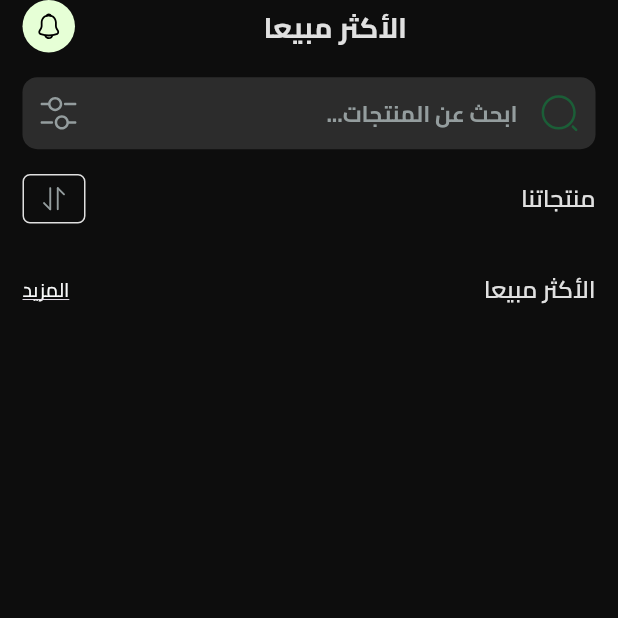
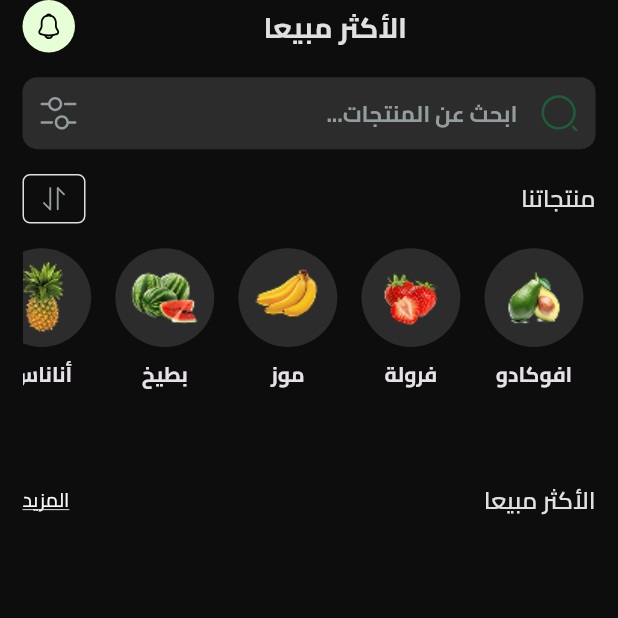
Before and after one commit to M-Fawzy2004/Fruit-App-Ecommerce, a Flutter app: the ProductView screen opened by its route, on a phone screen of 412 x 824 dp, the top half of it. Run offline on Flutter 3.47's test engine with Material 3 defaults, Android fonts, the phone set to English and light mode, and no system bars; our stand-ins replace bloc, cached_network_image, cloud_firestore, curved_navigation_bar, dartz, dots_indicator and 11 more; missing offline and left inert: flutter_facebook_auth; accounts and stored records are empty.

Commit message:
create category in product view

```diff
--- a/assets/translations/ar.json
+++ b/assets/translations/ar.json
@@ -102,6 +102,14 @@
     "bestSeller" : "الأكثر مبيعا",
     "product": "منتجاتنا",
     "more" : "المزيد"
+  },
+
+  "CategoryProduct" : {
+    "avocado" : "افوكادو",
+    "strawberry" : "فرولة",
+    "banana" : "موز",
+    "watermelon" : "بطيخ",
+    "pineapple" : "أناناس"
   }
 
 }
--- a/lib/core/utils/assets.dart
+++ b/lib/core/utils/assets.dart
@@ -1,6 +1,10 @@
 // ignore_for_file: prefer_single_quotes
 class Assets {
   Assets._();
+
+  /// Assets for imagesAnans
+  /// assets/images/anans.png
+  static const String imagesAnans = "assets/images/anans.png";
 
   /// Assets for imagesApple
   /// assets/images/apple.svg
@@ -25,6 +29,10 @@ class Assets {
   /// Assets for imagesBackgroundPageViewItem2
   /// assets/images/background_page_view_item2.svg
   static const String imagesBackgroundPageViewItem2 = "assets/images/background_page_view_item2.svg";
+
+  /// Assets for imagesBatteek
+  /// assets/images/batteek.png
+  static const String imagesBatteek = "assets/images/batteek.png";
 
   /// Assets for imagesBnana
   /// assets/images/bnana.png
--- a/lib/feature/home/presentation/view/widget/category_item.dart
+++ b/lib/feature/home/presentation/view/widget/category_item.dart
@@ -10,14 +10,17 @@ class CategoryItem extends StatelessWidget {
   Widget build(BuildContext context) {
     return Column(
       children: [
-        Container(
-          height: MediaQuery.sizeOf(context).height * 0.1,
-          width: MediaQuery.sizeOf(context).width * 0.2,
-          decoration: BoxDecoration(
-            shape: BoxShape.circle,
-            color: Color(0xffF3F5F7),
+        Padding(
+          padding: EdgeInsets.symmetric(horizontal: 6.0),
+          child: Container(
+            height: MediaQuery.sizeOf(context).height * 0.08,
+            width: MediaQuery.sizeOf(context).width * 0.17,
+            decoration: BoxDecoration(
+              shape: BoxShape.circle,
+              color: Theme.of(context).colorScheme.tertiary,
+            ),
+            child: Image.asset(image),
           ),
-          child: Image.asset(image),
         ),
         const SizedBox(height: 8),
         Text(
--- a/lib/feature/home/presentation/view/widget/product_category_list_view.dart
+++ b/lib/feature/home/presentation/view/widget/product_category_list_view.dart
@@ -1,4 +1,7 @@
+import 'package:e_commerce_app/core/utils/assets.dart';
 import 'package:e_commerce_app/feature/home/presentation/view/widget/category_item.dart';
+import 'package:e_commerce_app/generated/locale_keys.g.dart';
+import 'package:easy_localization/easy_localization.dart';
 import 'package:flutter/material.dart';
 
 class ProductCategoryListView extends StatefulWidget {
@@ -11,17 +14,34 @@ class ProductCategoryListView extends StatefulWidget {
 
 class _ProductCategoryListViewState extends State<ProductCategoryListView> {
   // list of categories
-  List categories = const [
-    {'image': '', 'title': 'افوكادو'},
-    {'image': '', 'title': 'فرولة'},
-    {'image': '', 'title': 'موز'},
-    {'image': '', 'title': 'بطيخ'},
-    {'image': '', 'title': 'أناناس'},
+  List categories = [
+    {
+      'image': Assets.imagesAvocado,
+      'title': LocaleKeys.CategoryProduct_avocado.tr(),
+    },
+    {
+      'image': Assets.imagesFrawola,
+      'title': LocaleKeys.CategoryProduct_strawberry.tr(),
+    },
+    {
+      'image': Assets.imagesBnana,
+      'title': LocaleKeys.CategoryProduct_banana.tr(),
+    },
+    {
+      'image': Assets.imagesBatteek,
+      'title': LocaleKeys.CategoryProduct_watermelon.tr(),
+    },
+    {
+      'image': Assets.imagesAnans,
+      'title': LocaleKeys.CategoryProduct_pineapple.tr(),
+    },
   ];
 
   @override
   Widget build(BuildContext context) {
-    return ListView.builder(
+    return SizedBox(
+      height: MediaQuery.sizeOf(context).height * 0.17,
+      child: ListView.builder(
         scrollDirection: Axis.horizontal,
         physics: BouncingScrollPhysics(),
         itemBuilder: (context, index) {
@@ -31,6 +51,7 @@ class _ProductCategoryListViewState extends State<ProductCategoryListView> {
           );
         },
         itemCount: categories.length,
+      ),
     );
   }
 }
--- a/lib/feature/home/presentation/view/widget/product_view_body.dart
+++ b/lib/feature/home/presentation/view/widget/product_view_body.dart
@@ -3,6 +3,7 @@ import 'package:e_commerce_app/core/widget/product_view_header.dart';
 import 'package:e_commerce_app/core/widget/search_text_field.dart';
 import 'package:e_commerce_app/feature/best_selling/presentation/view/best_selling_view.dart';
 import 'package:e_commerce_app/feature/home/presentation/view/widget/header_product_view.dart';
+import 'package:e_commerce_app/feature/home/presentation/view/widget/product_category_list_view.dart';
 import 'package:e_commerce_app/feature/home/presentation/view/widget/product_more_header.dart';
 import 'package:e_commerce_app/feature/home/presentation/view/widget/product_sliver_list_bloc_builder.dart';
 import 'package:e_commerce_app/generated/locale_keys.g.dart';
@@ -45,6 +46,7 @@ class _ProductViewBodyState extends State<ProductViewBody> {
               SizedBox(
                 height: size.height * 0.02,
               ),
+              ProductCategoryListView(),
               SizedBox(
                 height: size.height * 0.02,
               ),
```
Also changed, not shown: assets/translations/en.json (+8 -0 lines), assets/images/anans.png (added), assets/images/batteek.png (added), lib/generated/codegen_loader.g.dart, lib/generated/locale_keys.g.dart. Lines whose indentation alone changed are shown as unchanged.
